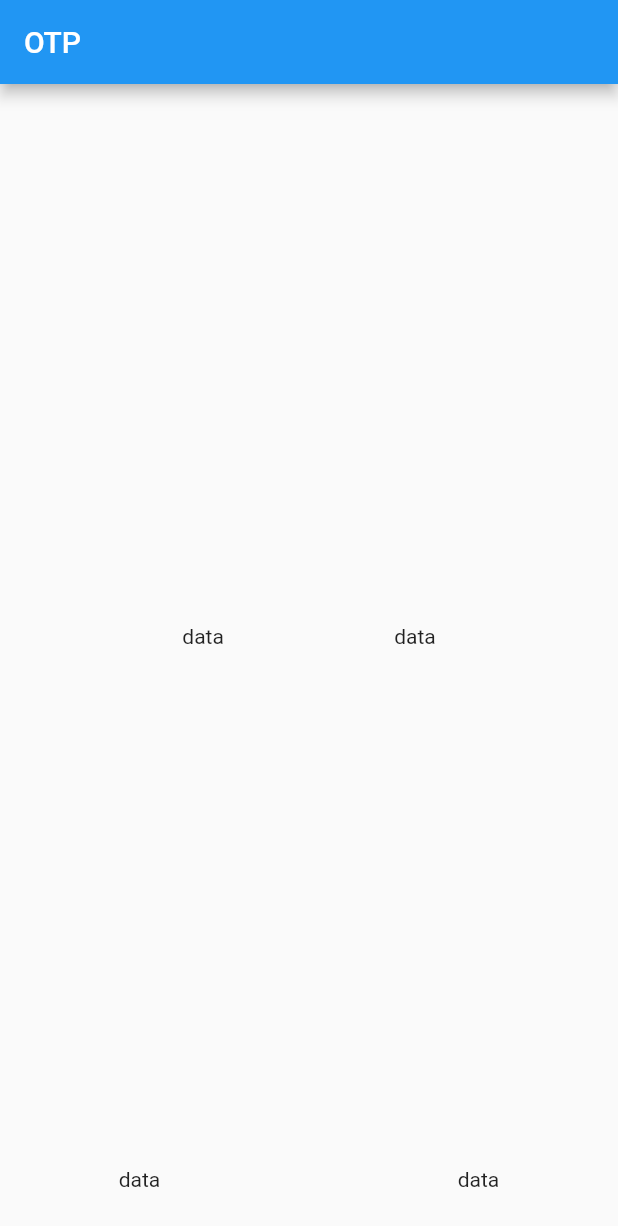
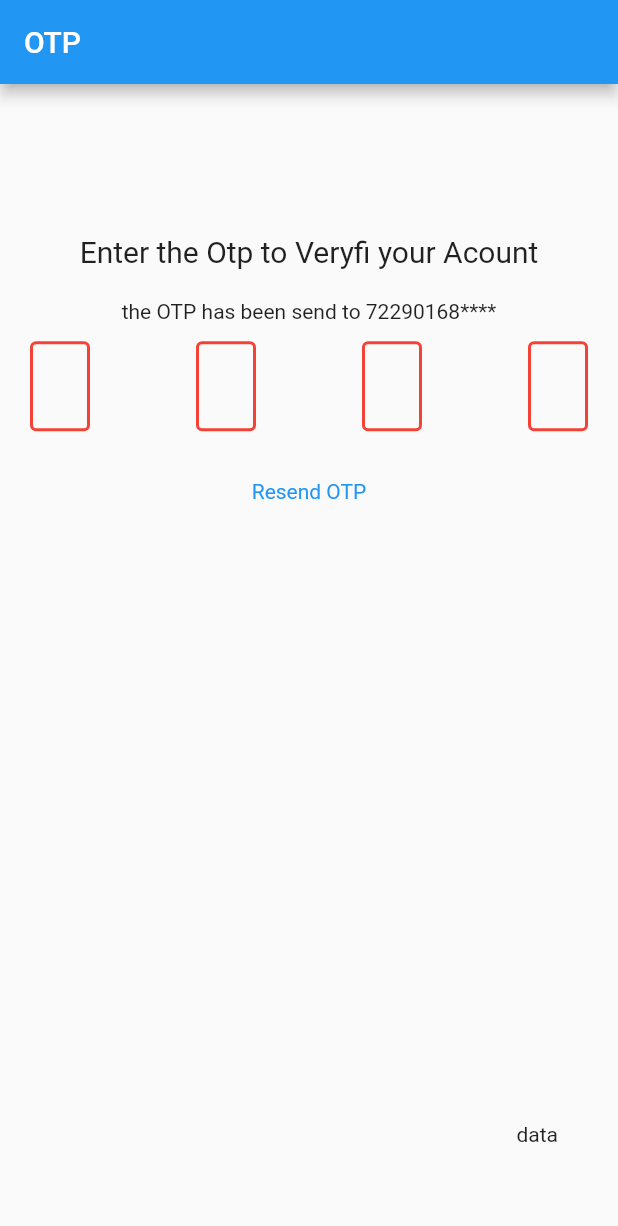
Before and after one commit to gopalkatariya44/Expense, a Flutter app: the screen it shows after launch, on a phone screen of 412 x 824 dp. Shown: the top 1226 px of the screen. Run offline on Flutter 3.47's test engine with Material 2 defaults, Android fonts, the phone set to English and light mode, and no system bars; drawn by our look-alikes of pin_code_fields; our stand-ins replace otp_text_field.

Commit message:
recve otp Screen

```diff
--- a/lib/main.dart
+++ b/lib/main.dart
@@ -1,3 +1,4 @@
+import 'package:app/screens/login.dart';
 import 'package:app/screens/receiveotp.dart';
 import 'package:app/screens/signup.dart';
 import 'package:flutter/material.dart';
--- /dev/null
+++ b/lib/screens/login.dart
@@ -0,0 +1,21 @@
+import 'package:flutter/material.dart';
+import 'package:otp_text_field/otp_text_field.dart';
+
+class LoginScreen extends StatelessWidget {
+  const LoginScreen({Key? key}) : super(key: key);
+
+  @override
+  Widget build(BuildContext context) {
+    return Scaffold(
+      appBar: AppBar(
+        title: Text('Login'),
+      ),
+      body: Container(
+
+        child: OTPTextField(
+          length: 4,
+        ),
+      ),
+    );
+  }
+}
--- a/lib/screens/receiveotp.dart
+++ b/lib/screens/receiveotp.dart
@@ -1,7 +1,11 @@
 import 'package:flutter/material.dart';
+import 'package:otp_text_field/otp_text_field.dart';
+import 'package:pin_code_fields/pin_code_fields.dart';
 
 class ReceiveOtp extends StatelessWidget {
   const ReceiveOtp({Key? key}) : super(key: key);
+
+  get appContext => null;
 
   @override
   Widget build(BuildContext context) {
@@ -19,13 +23,47 @@ class ReceiveOtp extends StatelessWidget {
               child: Padding(
                 padding: const EdgeInsets.all(8.0),
                 child: Container(
-                  alignment: Alignment.bottomCenter,
                   width: MediaQuery.of(context).size.width,
-                  child: Row(
-                    mainAxisAlignment: MainAxisAlignment.spaceEvenly,
+                  child: Column(
+                    mainAxisAlignment: MainAxisAlignment.center,
                     children: [
-                      Text('data'),
-                      Text('data'),
+                      Text(
+                        'Enter the Otp to Veryfi your Acount',
+                        style: TextStyle(fontSize: 20),
+                      ),
+                      SizedBox(
+                        height: 20,
+                      ),
+                      Text('the OTP has been send to 72290168****'),
+                      Padding(
+                        padding: const EdgeInsets.all(12.0),
+                        child: PinCodeTextField(
+                          pinTheme: PinTheme(
+                            shape: PinCodeFieldShape.box,
+                            borderRadius: BorderRadius.circular(4),
+                            fieldHeight: 60,
+                            fieldWidth: 40,
+                            activeFillColor: Colors.white,
+                          ),
+                          length: 4,
+                          appContext: context,
+                          pastedTextStyle: TextStyle(
+                            color: Colors.green.shade600,
+                            fontWeight: FontWeight.bold,
+                          ),
+                          onChanged: (String value) {},
+                        ),
+                      ),
+                      InkWell(
+                        child: Padding(
+                          padding: const EdgeInsets.all(4.0),
+                          child: Text(
+                            'Resend OTP',
+                            style: TextStyle(color: Colors.blue),
+                          ),
+                        ),
+                        onTap: () {},
+                      ),
                     ],
                   ),
                 ),
@@ -38,11 +76,13 @@ class ReceiveOtp extends StatelessWidget {
                   alignment: Alignment.bottomCenter,
                   width: MediaQuery.of(context).size.width,
                   child: Row(
-                    mainAxisAlignment: MainAxisAlignment.spaceEvenly,
+                    mainAxisAlignment: MainAxisAlignment.end,
                     children: [
-                      Text('data'),
-                      SizedBox(width:40),
-                      Text('data'),
+                      Padding(
+                        padding:
+                            EdgeInsets.symmetric(horizontal: 40, vertical: 30),
+                        child: const Text('data'),
+                      ),
                     ],
                   ),
                 ),
--- a/lib/screens/signup.dart
+++ b/lib/screens/signup.dart
@@ -33,6 +33,7 @@ class SignUpScreen extends StatelessWidget {
             )
           ],
         ),
-        ));
+      ),
+    );
   }
 }
--- a/pubspec.yaml
+++ b/pubspec.yaml
@@ -34,6 +34,8 @@ dependencies:
   # The following adds the Cupertino Icons font to your application.
   # Use with the CupertinoIcons class for iOS style icons.
   cupertino_icons: ^1.0.2
+  otp_text_field: ^1.1.1
+  pin_code_fields: ^7.3.0
 
 dev_dependencies:
   flutter_test:
```
Also changed, not shown: pubspec.lock. Lines whose indentation alone changed are shown as unchanged.
